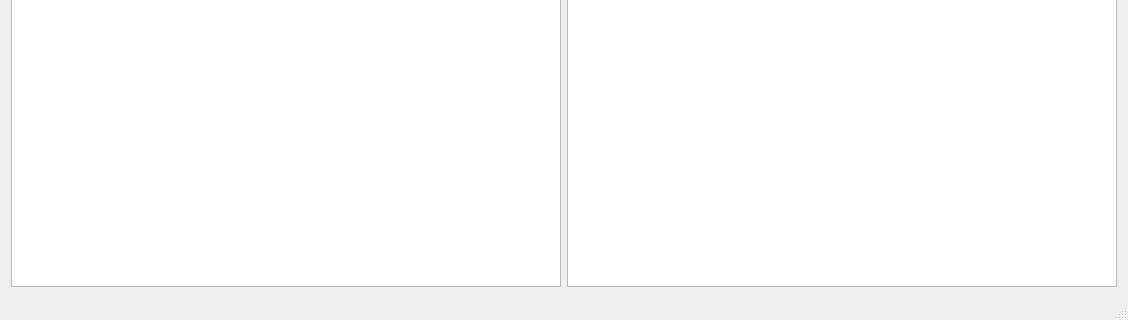
The window that NotepadX/NotepadXWindow.ui (ohto-ai/school-course-archives) describes before a commit, drawn with Qt 5; both pictures show x 0 to 1128 and y 518 to 838 of the 1128 by 838 pixel window.
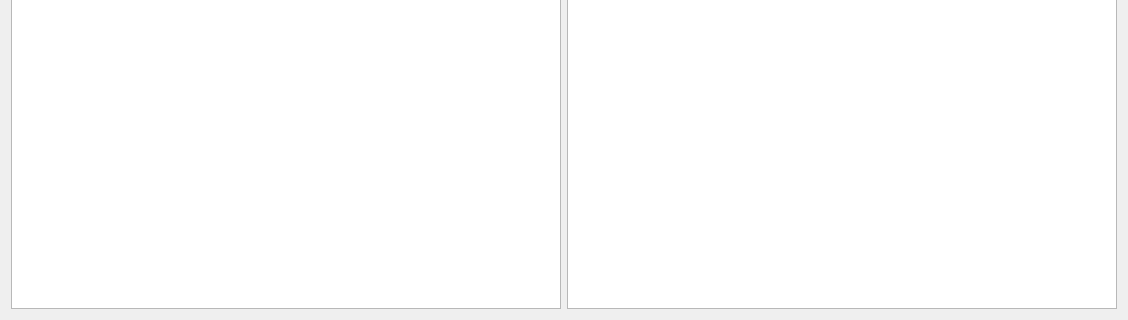
The same window after the commit. Icons and pictures are not drawn.

The edit to the form file:
```diff
--- a/NotepadX/NotepadXWindow.ui
+++ b/NotepadX/NotepadXWindow.ui
@@ -158,7 +158,6 @@
    <addaction name="separator"/>
    <addaction name="actionAbout"/>
   </widget>
-  <widget class="QStatusBar" name="statusBar"/>
   <action name="actionNew">
    <property name="icon">
     <iconset resource="res.qrc">
```
Left out of the diff: 5 changed lines with no effect on the pictures.
